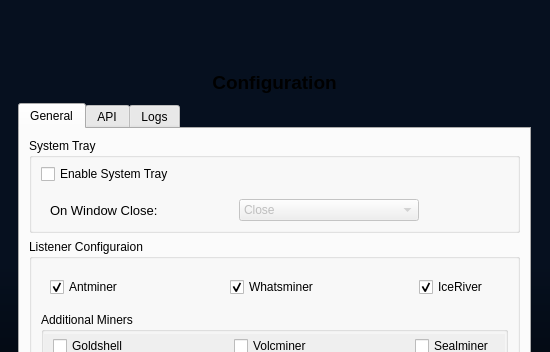
First picture: the form in src/ui/forms/mainwindow.ui, repository bitcap-co/bitcap-ipr, before the edit; both pictures show x 0 to 550 and y 0 to 352 of the 550 by 550 pixel window.
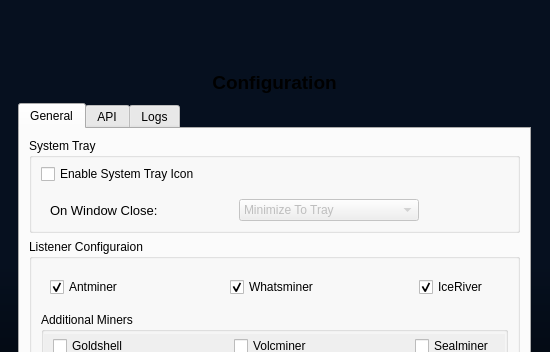
Second picture: the form after the edit. The open tabs and pages were chosen to show the change.

Commit message: update system tray settings

```diff
--- a/src/ui/forms/mainwindow.ui
+++ b/src/ui/forms/mainwindow.ui
@@ -416,7 +416,7 @@
                      <item>
                       <widget class="QCheckBox" name="checkEnableSysTray">
                        <property name="text">
-                        <string>Enable System Tray</string>
+                        <string>Enable System Tray Icon</string>
                        </property>
                       </widget>
                      </item>
@@ -467,11 +467,6 @@
                              <property name="currentIndex">
                               <number>0</number>
                              </property>
-                             <item>
-                              <property name="text">
-                               <string>Close</string>
-                              </property>
-                             </item>
                              <item>
                               <property name="text">
                                <string>Minimize To Tray</string>
```
Left out of the diff: 12 changed lines with no effect on the pictures. The commit also changes 1 other file.
